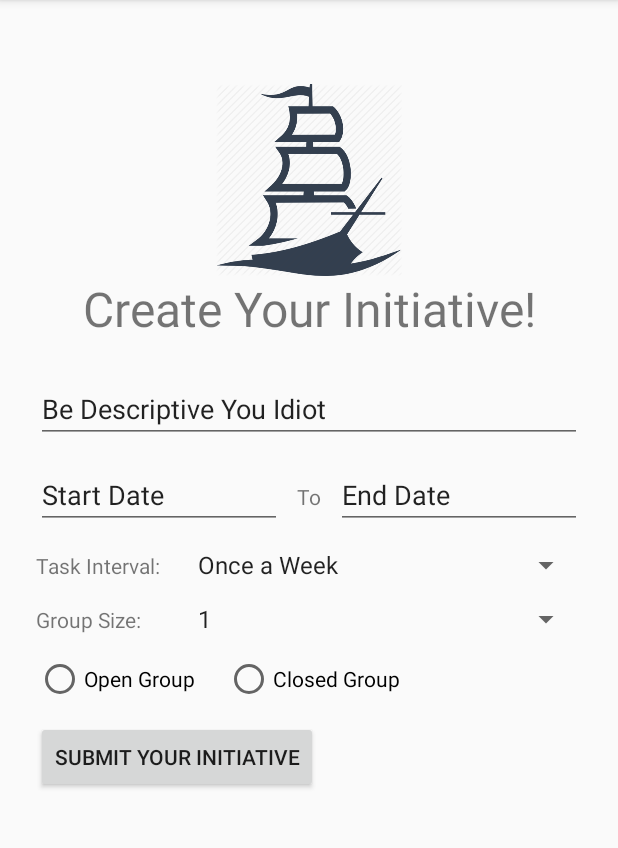
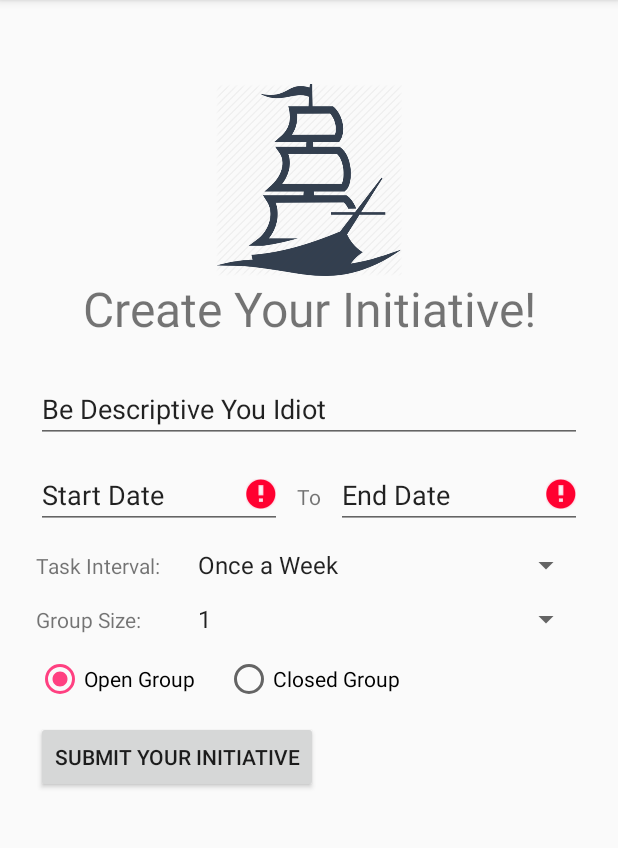
Before and after one commit to laronson/fellowship, an Android app: the CreateInitiativeActivity screen opened directly, with no data from a screen before it, after a tap on "SUBMIT YOUR INITIATIVE", on a phone screen of 412 x 824 dp, the part 84-932 px from its top. Run offline under Robolectric (Android 15) with nearby library versions, the phone set to English and light mode, and no system bars; our stand-ins replace ButterKnife, Firebase (no records; nobody signed in at launch, a user with empty details on screens opened directly).

```diff
--- a/app/src/main/java/com/teamawesome/fellowship/CreateInitiativeActivity.java
+++ b/app/src/main/java/com/teamawesome/fellowship/CreateInitiativeActivity.java
@@ -18,13 +18,15 @@ import java.text.SimpleDateFormat;
 import java.util.Date;
 import java.util.HashMap;
 
+import java.text.DateFormat;
+import java.text.ParseException;
+
 import butterknife.BindView;
 import butterknife.ButterKnife;
 
 public class CreateInitiativeActivity extends AppCompatActivity {
     private FirebaseAuth mAuth;
     private FirebaseFirestore fireStore = FirebaseFirestore.getInstance();
-    private static final String TAG = "EmailPassword";
 
     @BindView(R.id.input_initiativeTitle) EditText _initiativeTitle;
     @BindView(R.id.startDate) EditText _startDate;
@@ -95,7 +97,50 @@ public class CreateInitiativeActivity extends AppCompatActivity {
     }
 
     public boolean validate() {
-        return true;
+        boolean valid = true;
+        String initiativeTitle = _initiativeTitle.getText().toString();
+        String startDateStr = _startDate.getText().toString();
+        String endDateStr = _endDate.getText().toString();
+
+        DateFormat sdf = new SimpleDateFormat("MM/dd/yy");
+        Date now = new Date();
+
+        // TODO: also check that initiative title isn't already taken
+        if (initiativeTitle.isEmpty()) {
+            _initiativeTitle.setError("enter an initiative title");
+            valid = false;
+        } else {
+            _initiativeTitle.setError(null);
+        }
+
+        Date startDate = null;
+        try {
+            startDate = sdf.parse(startDateStr);
+            if (startDate.compareTo(now) < 0) {
+                _startDate.setError("Start date cannot be before the current date.");
+                valid = false;
+            } else {
+                _startDate.setError(null);
+            }
+        } catch (ParseException e) {
+            _startDate.setError("select a start date");
+            valid = false;
+        }
+
+        try {
+            Date endDate = sdf.parse(endDateStr);
+            if (startDate != null && endDate.before(startDate)) {
+                _endDate.setError("End date cannot be before start date.");
+                valid = false;
+            } else {
+                _endDate.setError(null);
+            }
+        } catch (ParseException e) {
+            _endDate.setError("select an end date");
+            valid = false;
+        }
+
+        return valid;
     }
 
     public void onSubmitFailed() {
--- a/app/src/main/res/layout/activity_create_initiative.xml
+++ b/app/src/main/res/layout/activity_create_initiative.xml
@@ -134,7 +134,8 @@
             android:layout_width="fill_parent"
             android:layout_height="wrap_content"
             android:layout_marginBottom="@dimen/default_vertical_margin"
-            android:orientation="horizontal">
+            android:orientation="horizontal"
+            android:checkedButton="@id/open_group_radio_button">
             <RadioButton
                 android:id="@+id/open_group_radio_button"
                 android:layout_width="wrap_content"
```
